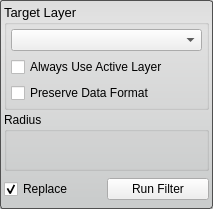
SCIInstitute/Seg3D, file src/Interface/ToolInterface/MeanFilterInterface.ui: the form before one commit.
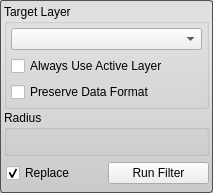
The form after the commit. Custom widgets are drawn as their Qt base class.

Diff of the .ui file:
```diff
--- a/src/Interface/ToolInterface/MeanFilterInterface.ui
+++ b/src/Interface/ToolInterface/MeanFilterInterface.ui
@@ -7,7 +7,7 @@
     <x>0</x>
     <y>0</y>
     <width>213</width>
-    <height>209</height>
+    <height>193</height>
    </rect>
   </property>
   <property name="sizePolicy">
@@ -40,20 +40,13 @@
   </property>
   <layout class="QVBoxLayout" name="verticalLayout">
    <property name="spacing">
-    <number>2</number>
+    <number>1</number>
    </property>
    <property name="margin">
     <number>4</number>
    </property>
-   <item>
-    <layout class="QHBoxLayout" name="horizontalLayout_6">
      <item>
       <widget class="QGroupBox" name="target_groupbox_">
-       <property name="font">
-        <font>
-         <pointsize>10</pointsize>
-        </font>
-       </property>
        <property name="title">
         <string>Target Layer</string>
        </property>
@@ -72,12 +65,45 @@
          </widget>
         </item>
         <item>
+       <widget class="QWidget" name="widget" native="true">
+        <property name="minimumSize">
+         <size>
+          <width>0</width>
+          <height>20</height>
+         </size>
+        </property>
+        <layout class="QHBoxLayout" name="horizontalLayout_4">
+         <property name="spacing">
+          <number>0</number>
+         </property>
+         <property name="margin">
+          <number>0</number>
+         </property>
+         <item>
          <widget class="QCheckBox" name="use_active_layer_">
           <property name="text">
            <string>Always Use Active Layer</string>
           </property>
          </widget>
         </item>
+        </layout>
+       </widget>
+      </item>
+      <item>
+       <widget class="QWidget" name="widget_2" native="true">
+        <property name="minimumSize">
+         <size>
+          <width>0</width>
+          <height>20</height>
+         </size>
+        </property>
+        <layout class="QHBoxLayout" name="horizontalLayout_3">
+         <property name="spacing">
+          <number>0</number>
+         </property>
+         <property name="margin">
+          <number>0</number>
+         </property>
         <item>
          <widget class="QCheckBox" name="preserve_data_format_">
           <property name="text">
@@ -89,16 +115,24 @@
       </widget>
      </item>
     </layout>
+    </widget>
    </item>
-   <item>
-    <layout class="QHBoxLayout" name="radiusHLayout_top">
      <item>
       <widget class="QGroupBox" name="groupBox">
        <property name="title">
         <string>Radius</string>
        </property>
        <layout class="QHBoxLayout" name="horizontalLayout_2">
-        <property name="margin">
+      <property name="leftMargin">
+       <number>4</number>
+      </property>
+      <property name="topMargin">
+       <number>2</number>
+      </property>
+      <property name="rightMargin">
+       <number>4</number>
+      </property>
+      <property name="bottomMargin">
          <number>4</number>
         </property>
         <item>
@@ -106,8 +140,6 @@
         </item>
        </layout>
       </widget>
-     </item>
-    </layout>
    </item>
    <item>
     <widget class="QWidget" name="replaceRunWidget" native="true">
@@ -127,7 +159,16 @@
       <property name="spacing">
        <number>0</number>
       </property>
-      <property name="margin">
+      <property name="leftMargin">
+       <number>2</number>
+      </property>
+      <property name="topMargin">
+       <number>0</number>
+      </property>
+      <property name="rightMargin">
+       <number>0</number>
+      </property>
+      <property name="bottomMargin">
        <number>0</number>
       </property>
       <item>
@@ -152,6 +193,14 @@
    </item>
   </layout>
  </widget>
+ <customwidgets>
+  <customwidget>
+   <class>QtUtils::QtSliderIntCombo</class>
+   <extends>QWidget</extends>
+   <header location="global">QtUtils/Widgets/QtSliderIntCombo.h</header>
+   <container>1</container>
+  </customwidget>
+ </customwidgets>
  <resources/>
  <connections/>
 </ui>
```
Left out of the diff: 2 changed lines with no effect on the pictures. Lines whose indentation alone changed are shown as unchanged.
